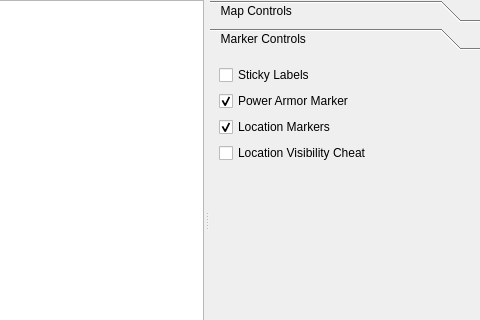
The window that widgets/map/ui/globalmapwidget.ui (matzman666/PyPipboyApp) describes before a commit, drawn with Qt 5; both pictures show x 110 to 590 and y 0 to 320 of the 590 by 439 pixel window.
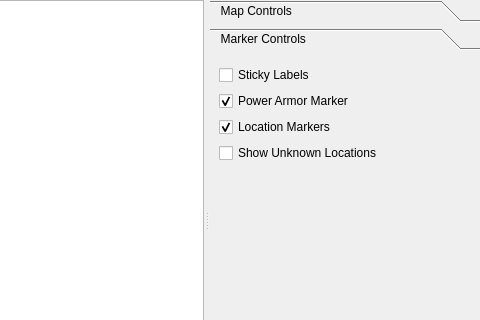
The same window after the commit. The open tabs and pages were chosen to show the change.

The edit to the form file:
```diff
--- a/widgets/map/ui/globalmapwidget.ui
+++ b/widgets/map/ui/globalmapwidget.ui
@@ -193,8 +193,8 @@
            <rect>
             <x>0</x>
             <y>0</y>
-            <width>260</width>
-            <height>371</height>
+            <width>302</width>
+            <height>339</height>
            </rect>
           </property>
           <attribute name="label">
@@ -237,7 +237,7 @@
            <item>
             <widget class="QCheckBox" name="locationVisibilityCheatCheckbox">
              <property name="text">
-              <string>Location Visibility Cheat</string>
+              <string>Show Unknown Locations</string>
              </property>
             </widget>
            </item>
```
Left out of the diff: 48 changed lines with no effect on the pictures.
